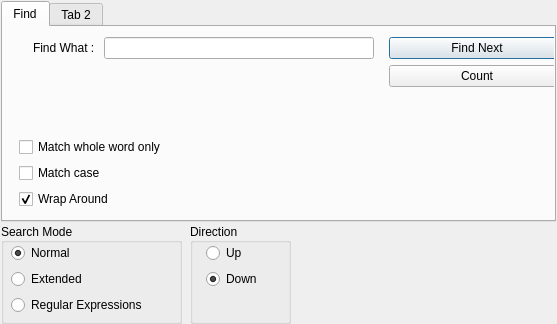
This is src/frmsrchreplace.ui in notepadqq/notepadqq as Qt 5 draws it before an edit. The edited form follows.
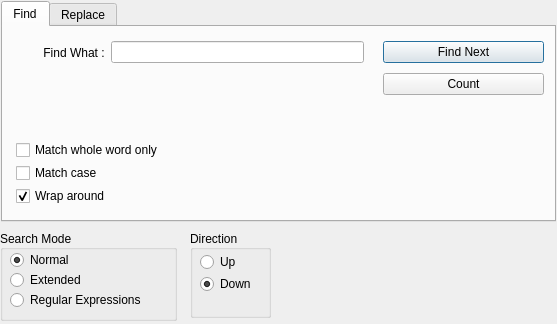
This is the edited form.

Patch:
```diff
--- a/src/frmsrchreplace.ui
+++ b/src/frmsrchreplace.ui
@@ -55,27 +55,44 @@
       <rect>
        <x>10</x>
        <y>10</y>
-       <width>361</width>
-       <height>101</height>
+       <width>351</width>
+       <height>31</height>
       </rect>
      </property>
-     <layout class="QFormLayout" name="formLayout">
+     <layout class="QHBoxLayout" name="hz_params">
+      <property name="spacing">
+       <number>3</number>
+      </property>
       <property name="leftMargin">
-       <number>20</number>
+       <number>0</number>
       </property>
-      <item row="0" column="0">
-       <widget class="QLabel" name="label">
-        <property name="text">
-         <string>Find What : </string>
+      <item>
+       <layout class="QVBoxLayout" name="vt_params1">
+        <property name="leftMargin">
+         <number>30</number>
         </property>
-       </widget>
+        <item>
+         <widget class="QLabel" name="lbl_findWhat">
+          <property name="text">
+           <string>Find What : </string>
+          </property>
+          <property name="alignment">
+           <set>Qt::AlignRight|Qt::AlignTrailing|Qt::AlignVCenter</set>
+          </property>
+         </widget>
+        </item>
+       </layout>
       </item>
-      <item row="0" column="1">
-       <widget class="QLineEdit" name="lineEdit">
-        <property name="mouseTracking">
-         <bool>true</bool>
-        </property>
-       </widget>
+      <item>
+       <layout class="QVBoxLayout" name="vt_params2">
+        <item>
+         <widget class="QLineEdit" name="edt_findWhat">
+          <property name="mouseTracking">
+           <bool>true</bool>
+          </property>
+         </widget>
+        </item>
+       </layout>
       </item>
      </layout>
     </widget>
@@ -84,13 +101,13 @@
       <rect>
        <x>380</x>
        <y>10</y>
-       <width>182</width>
-       <height>171</height>
+       <width>161</width>
+       <height>62</height>
       </rect>
      </property>
-     <layout class="QFormLayout" name="formLayout_2">
-      <item row="0" column="1">
-       <widget class="QPushButton" name="pushButton">
+     <layout class="QVBoxLayout" name="vt_action">
+      <item>
+       <widget class="QPushButton" name="btn_findNext">
         <property name="text">
          <string>Find Next</string>
         </property>
@@ -99,8 +116,8 @@
         </property>
        </widget>
       </item>
-      <item row="1" column="1">
-       <widget class="QPushButton" name="btnCount">
+      <item>
+       <widget class="QPushButton" name="btn_countInstances">
         <property name="text">
          <string>Count</string>
         </property>
@@ -113,29 +130,44 @@
       <rect>
        <x>10</x>
        <y>110</y>
-       <width>268</width>
-       <height>81</height>
+       <width>177</width>
+       <height>72</height>
       </rect>
      </property>
-     <layout class="QFormLayout" name="formLayout_3">
-      <item row="0" column="1">
-       <widget class="QCheckBox" name="checkBox">
+     <layout class="QVBoxLayout" name="vt_opts">
+      <property name="spacing">
+       <number>3</number>
+      </property>
+      <property name="leftMargin">
+       <number>3</number>
+      </property>
+      <property name="topMargin">
+       <number>3</number>
+      </property>
+      <property name="rightMargin">
+       <number>3</number>
+      </property>
+      <property name="bottomMargin">
+       <number>3</number>
+      </property>
+      <item>
+       <widget class="QCheckBox" name="cb_optMatchWhole">
         <property name="text">
          <string>Match whole word only</string>
         </property>
        </widget>
       </item>
-      <item row="1" column="1">
-       <widget class="QCheckBox" name="checkBox_2">
+      <item>
+       <widget class="QCheckBox" name="cb_optMatchCase">
         <property name="text">
          <string>Match case</string>
         </property>
        </widget>
       </item>
-      <item row="2" column="1">
-       <widget class="QCheckBox" name="cb_wrap">
+      <item>
+       <widget class="QCheckBox" name="cb_optWrap">
         <property name="text">
-         <string>Wrap Around</string>
+         <string>Wrap around</string>
         </property>
         <property name="checked">
          <bool>true</bool>
@@ -147,17 +179,76 @@
    </widget>
    <widget class="QWidget" name="tab_2">
     <attribute name="title">
-     <string>Tab 2</string>
+     <string>Replace</string>
     </attribute>
+    <widget class="QWidget" name="formLayoutWidget_5">
+     <property name="geometry">
+      <rect>
+       <x>10</x>
+       <y>10</y>
+       <width>351</width>
+       <height>58</height>
+      </rect>
+     </property>
+     <layout class="QHBoxLayout" name="hz_params_r">
+      <property name="spacing">
+       <number>3</number>
+      </property>
+      <property name="leftMargin">
+       <number>0</number>
+      </property>
+      <item>
+       <layout class="QVBoxLayout" name="vt_params1_r">
+        <property name="leftMargin">
+         <number>30</number>
+        </property>
+        <item>
+         <widget class="QLabel" name="lbl_findWhat_r">
+          <property name="text">
+           <string>Find What : </string>
+          </property>
+          <property name="alignment">
+           <set>Qt::AlignRight|Qt::AlignTrailing|Qt::AlignVCenter</set>
+          </property>
+         </widget>
+        </item>
+        <item>
+         <widget class="QLabel" name="label">
+          <property name="text">
+           <string>Replace with : </string>
+          </property>
+          <property name="alignment">
+           <set>Qt::AlignRight|Qt::AlignTrailing|Qt::AlignVCenter</set>
+          </property>
+         </widget>
+        </item>
+       </layout>
+      </item>
+      <item>
+       <layout class="QVBoxLayout" name="vt_params2_r">
+        <item>
+         <widget class="QLineEdit" name="edt_findWhat_r">
+          <property name="mouseTracking">
+           <bool>true</bool>
+          </property>
+         </widget>
+        </item>
+        <item>
+         <widget class="QLineEdit" name="edt_replaceWith_r"/>
+        </item>
+       </layout>
+      </item>
+     </layout>
+    </widget>
    </widget>
   </widget>
   <widget class="QGroupBox" name="groupBox">
    <property name="geometry">
     <rect>
-     <x>1</x>
-     <y>223</y>
-     <width>181</width>
-     <height>101</height>
+     <x>0</x>
+     <y>230</y>
+     <width>177</width>
+     <height>91</height>
     </rect>
    </property>
    <property name="styleSheet">
@@ -174,38 +265,15 @@
      <rect>
       <x>10</x>
       <y>20</y>
-      <width>163</width>
-      <height>80</height>
+      <width>157</width>
+      <height>62</height>
      </rect>
     </property>
-    <layout class="QFormLayout" name="formLayout_5">
-     <item row="2" column="0">
-      <widget class="QRadioButton" name="rb_srch_ext">
-       <property name="sizePolicy">
-        <sizepolicy hsizetype="Preferred" vsizetype="Fixed">
-         <horstretch>0</horstretch>
-         <verstretch>0</verstretch>
-        </sizepolicy>
-       </property>
-       <property name="text">
-        <string>Extended</string>
-       </property>
-      </widget>
-     </item>
-     <item row="3" column="0">
-      <widget class="QRadioButton" name="rb_srch_regexp">
-       <property name="sizePolicy">
-        <sizepolicy hsizetype="Preferred" vsizetype="Fixed">
-         <horstretch>0</horstretch>
-         <verstretch>0</verstretch>
-        </sizepolicy>
-       </property>
-       <property name="text">
-        <string>Regular Expressions</string>
-       </property>
-      </widget>
-     </item>
-     <item row="1" column="0">
+    <layout class="QVBoxLayout" name="vt_srchmode">
+     <property name="spacing">
+      <number>0</number>
+     </property>
+     <item>
       <widget class="QRadioButton" name="rb_srch_normal">
        <property name="sizePolicy">
         <sizepolicy hsizetype="Preferred" vsizetype="Fixed">
@@ -224,6 +292,32 @@
        </property>
       </widget>
      </item>
+     <item>
+      <widget class="QRadioButton" name="rb_srch_ext">
+       <property name="sizePolicy">
+        <sizepolicy hsizetype="Preferred" vsizetype="Fixed">
+         <horstretch>0</horstretch>
+         <verstretch>0</verstretch>
+        </sizepolicy>
+       </property>
+       <property name="text">
+        <string>Extended</string>
+       </property>
+      </widget>
+     </item>
+     <item>
+      <widget class="QRadioButton" name="rb_srch_regexp">
+       <property name="sizePolicy">
+        <sizepolicy hsizetype="Preferred" vsizetype="Fixed">
+         <horstretch>0</horstretch>
+         <verstretch>0</verstretch>
+        </sizepolicy>
+       </property>
+       <property name="text">
+        <string>Regular Expressions</string>
+       </property>
+      </widget>
+     </item>
     </layout>
    </widget>
   </widget>
@@ -231,9 +325,9 @@
    <property name="geometry">
     <rect>
      <x>190</x>
-     <y>223</y>
-     <width>101</width>
-     <height>101</height>
+     <y>230</y>
+     <width>81</width>
+     <height>88</height>
     </rect>
    </property>
    <property name="styleSheet">
@@ -250,19 +344,22 @@
      <rect>
       <x>10</x>
       <y>20</y>
-      <width>81</width>
-      <height>71</height>
+      <width>65</width>
+      <height>48</height>
      </rect>
     </property>
-    <layout class="QFormLayout" name="formLayout_4">
-     <item row="0" column="1">
+    <layout class="QVBoxLayout" name="vt_dir">
+     <property name="spacing">
+      <number>0</number>
+     </property>
+     <item>
       <widget class="QRadioButton" name="rb_up">
        <property name="text">
         <string>Up</string>
        </property>
       </widget>
      </item>
-     <item row="1" column="1">
+     <item>
       <widget class="QRadioButton" name="rb_down">
        <property name="text">
         <string>Down</string>
```
Left out of the diff: 8 changed lines with no effect on the pictures.
